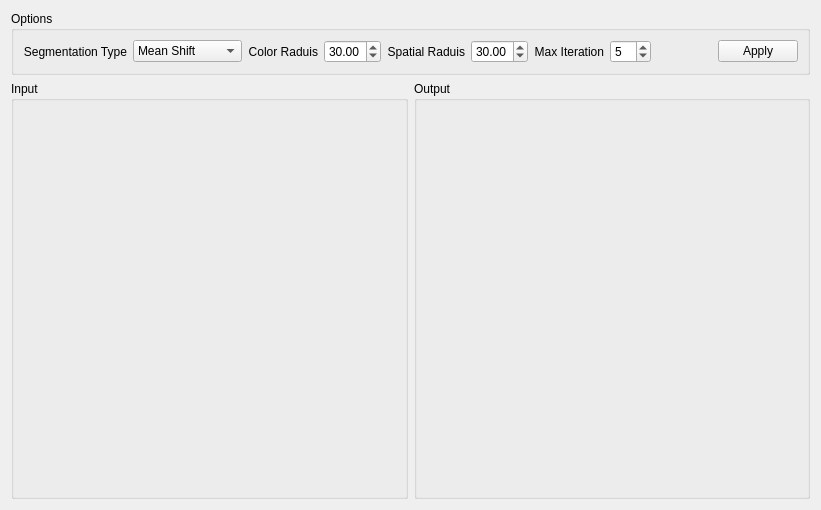
Above: pages/page10.ui from Romaisaa/CV-Toolbox before the change. Below: the same form after it.
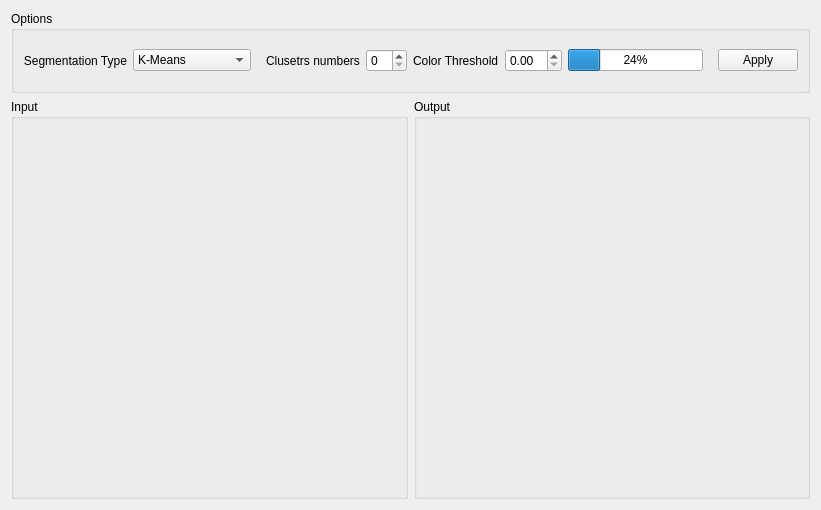
That is the form after the change. Custom widgets are drawn as their Qt base class.

```diff
--- a/pages/page10.ui
+++ b/pages/page10.ui
@@ -70,6 +70,11 @@
       </item>
       <item>
        <widget class="QComboBox" name="type_comboBox">
+        <item>
+         <property name="text">
+          <string>K-Means</string>
+         </property>
+        </item>
         <item>
          <property name="text">
           <string>Mean Shift</string>
@@ -80,8 +85,21 @@
           <string>Agglomerative</string>
          </property>
         </item>
+        <item>
+         <property name="text">
+          <string>Region Growing</string>
+         </property>
+        </item>
        </widget>
       </item>
+      <item>
+       <widget class="QStackedWidget" name="stackedWidget">
+        <property name="currentIndex">
+         <number>2</number>
+        </property>
+        <widget class="QWidget" name="kmeansPage"/>
+        <widget class="QWidget" name="meanShiftPage">
+         <layout class="QHBoxLayout" name="horizontalLayout_3">
       <item>
        <widget class="QLabel" name="label_1">
         <property name="text">
@@ -93,7 +111,7 @@
        </widget>
       </item>
       <item>
-       <widget class="QDoubleSpinBox" name="doubleSpinBox_1">
+           <widget class="QDoubleSpinBox" name="meanColorRaduis">
         <property name="value">
          <double>30.000000000000000</double>
         </property>
@@ -110,7 +128,7 @@
        </widget>
       </item>
       <item>
-       <widget class="QDoubleSpinBox" name="doubleSpinBox_2">
+           <widget class="QDoubleSpinBox" name="meanSpatialRaduis">
         <property name="value">
          <double>30.000000000000000</double>
         </property>
@@ -127,24 +145,47 @@
        </widget>
       </item>
       <item>
-       <widget class="QSpinBox" name="spinBox_1">
+           <widget class="QSpinBox" name="meanMaxItr">
         <property name="value">
          <number>5</number>
         </property>
        </widget>
       </item>
+         </layout>
+        </widget>
+        <widget class="QWidget" name="agglomarativePage">
+         <layout class="QHBoxLayout" name="horizontalLayout_4">
       <item>
-       <spacer name="horizontalSpacer">
-        <property name="orientation">
-         <enum>Qt::Horizontal</enum>
-        </property>
-        <property name="sizeHint" stdset="0">
-         <size>
-          <width>40</width>
-          <height>20</height>
-         </size>
-        </property>
-       </spacer>
+           <widget class="QLabel" name="clust_label">
+            <property name="text">
+             <string>Clusetrs numbers</string>
+            </property>
+           </widget>
+          </item>
+          <item>
+           <widget class="QSpinBox" name="aggClusters"/>
+          </item>
+          <item>
+           <widget class="QLabel" name="thresh_labels">
+            <property name="text">
+             <string>Color Threshold</string>
+            </property>
+           </widget>
+          </item>
+          <item>
+           <widget class="QDoubleSpinBox" name="aggThreshold"/>
+          </item>
+          <item>
+           <widget class="QProgressBar" name="aggProgressBar">
+            <property name="value">
+             <number>24</number>
+            </property>
+           </widget>
+          </item>
+         </layout>
+        </widget>
+        <widget class="QWidget" name="regionGrowingPage"/>
+       </widget>
       </item>
       <item>
        <widget class="QPushButton" name="applyBtn">
```
Left out of the diff: 2 changed lines with no effect on the pictures. Lines whose indentation alone changed are shown as unchanged.
